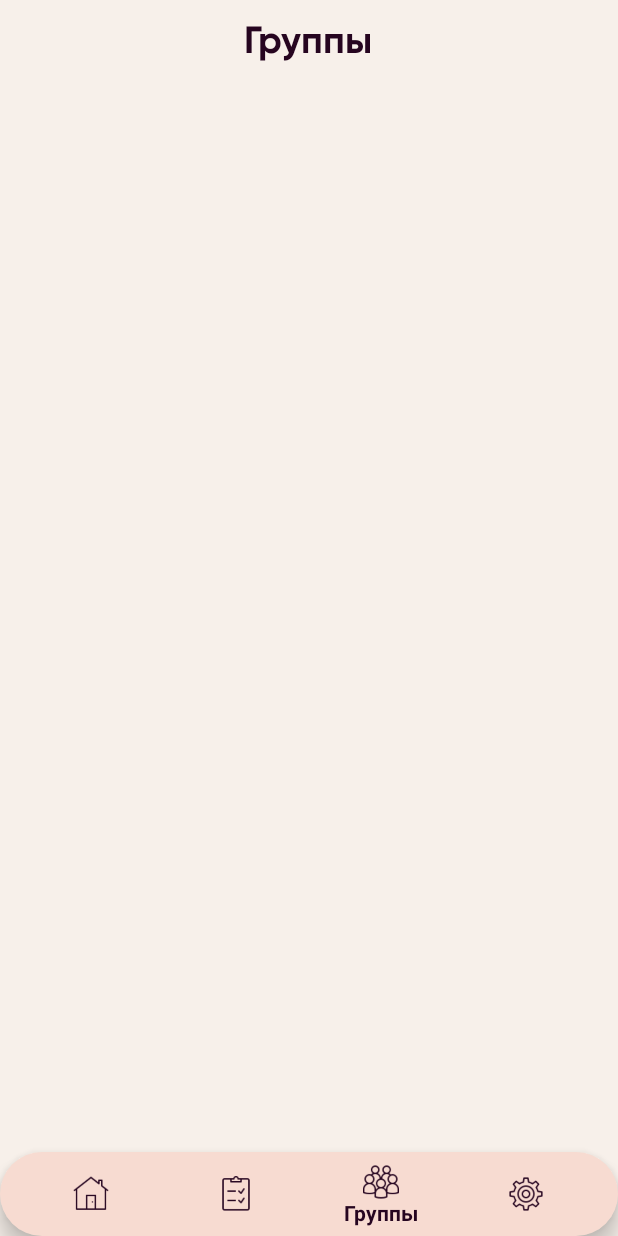
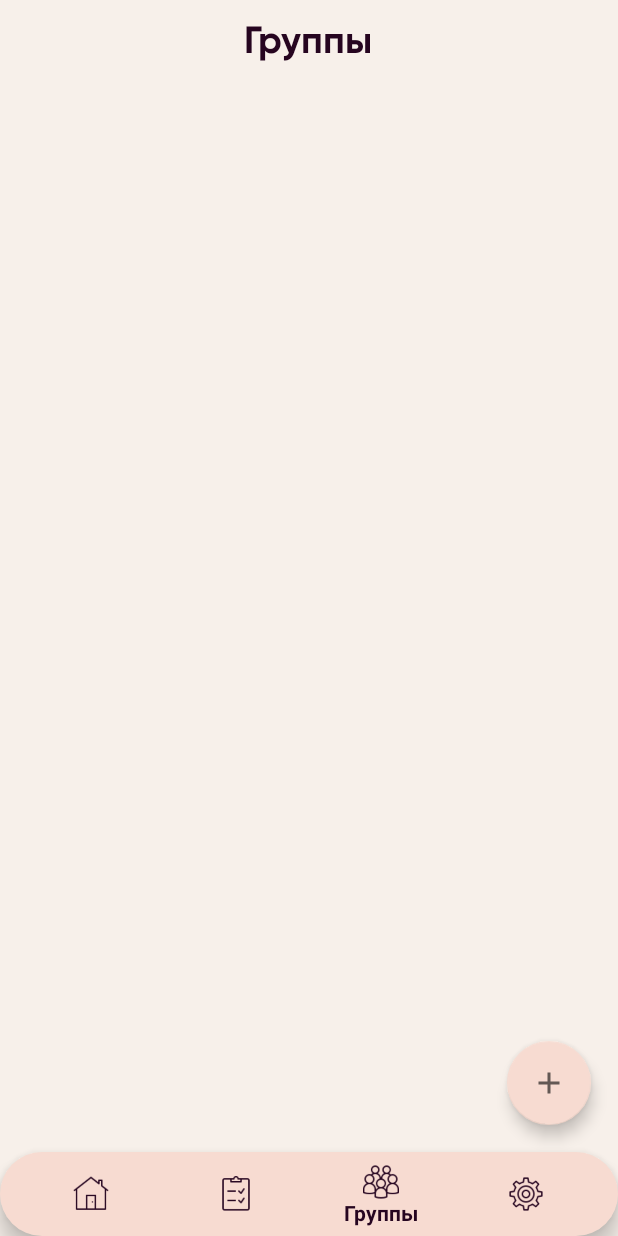
Before and after one commit to EddDoubleD/onlineSocialDiagnostic, an Android app: the screen it shows after launch (HomeActivity), item 3 of the bottom bar chosen, on a phone screen of 412 x 824 dp. Run offline under Robolectric (Android 15) with nearby library versions, the phone set to English and light mode, and no system bars; our stand-ins replace Firebase (no records; nobody signed in at launch, a user with empty details on screens opened directly); libraries missing offline, so code that uses them is left out: net.bohush.geometricprogressview.

Commit message:
group frame

```diff
--- a/app/src/main/java/ru/hardwork/onlinesocialdiagnosticapp/common/UIDataRouter.java
+++ b/app/src/main/java/ru/hardwork/onlinesocialdiagnosticapp/common/UIDataRouter.java
@@ -59,6 +59,10 @@ public class UIDataRouter {
      * Методика изучения коммуникативных и организаторских способностей
      */
     private static final int query_study_of_communication_skills = R.raw.query_study_of_communication_skills;
+    /**
+     * Методика исследование уровня эмпатийных тенденций
+     */
+    private static final int question_self_attitude_research = R.raw.question_self_attitude_research;
 
     public static ImmutableMap<Integer, Integer> questions = ImmutableMap.<Integer, Integer>builder()
             .put(0, question_default) // По умолчанию
@@ -72,6 +76,7 @@ public class UIDataRouter {
             .put(8, query_scale_of_neurosis) // Шкала невроза
             .put(9, query_motivation_to_achieve_success) // Диагностика мотивации к достижению успеха
             .put(10, query_study_of_communication_skills) // Методика изучения коммуникативных и организаторских способностей
+            .put(12, question_self_attitude_research)
             .build();
 
     public static int getResourceOrDefault(int id) {
--- a/app/src/main/java/ru/hardwork/onlinesocialdiagnosticapp/ui/activity/SettingsActivity.java
+++ b/app/src/main/java/ru/hardwork/onlinesocialdiagnosticapp/ui/activity/SettingsActivity.java
@@ -31,6 +31,11 @@ public class SettingsActivity extends AppCompatActivity {
             Common.currentUser = user;
             finish();
         });
+
+        Button drop = findViewById(R.id.drop);
+        drop.setOnClickListener(v -> {
+
+        });
     }
 
     @Override
--- a/app/src/main/java/ru/hardwork/onlinesocialdiagnosticapp/ui/fragment/GroupFragment.java
+++ b/app/src/main/java/ru/hardwork/onlinesocialdiagnosticapp/ui/fragment/GroupFragment.java
@@ -7,7 +7,10 @@ import android.view.ViewGroup;
 
 import androidx.fragment.app.Fragment;
 
+import com.google.android.material.floatingactionbutton.FloatingActionButton;
+
 import ru.hardwork.onlinesocialdiagnosticapp.R;
+import ru.hardwork.onlinesocialdiagnosticapp.scenery.ViewAnimation;
 
 /**
  * A simple {@link Fragment} subclass.
@@ -15,6 +18,9 @@ import ru.hardwork.onlinesocialdiagnosticapp.R;
  * create an instance of this fragment.
  */
 public class GroupFragment extends Fragment {
+
+    FloatingActionButton addButton, fabJoin, fabInvite;
+    boolean isRotate = false;
 
 
     public GroupFragment() {
@@ -40,6 +46,23 @@ public class GroupFragment extends Fragment {
     public View onCreateView(LayoutInflater inflater, ViewGroup container,
                              Bundle savedInstanceState) {
         // Inflate the layout for this fragment
-        return inflater.inflate(R.layout.fragment_group, container, false);
+        View view = inflater.inflate(R.layout.fragment_group, container, false);
+        addButton = view.findViewById(R.id.addButton);
+        fabJoin = view.findViewById(R.id.fabJoin);
+        fabInvite = view.findViewById(R.id.fabInvite);
+        ViewAnimation.init(fabJoin);
+        ViewAnimation.init(fabInvite);
+
+        addButton.setOnClickListener(v -> {
+            isRotate = ViewAnimation.rotateFab(v, !isRotate);
+            if(isRotate){
+                ViewAnimation.showIn(fabJoin);
+                ViewAnimation.showIn(fabInvite);
+            }else{
+                ViewAnimation.showOut(fabJoin);
+                ViewAnimation.showOut(fabInvite);
+            }
+        });
+        return view;
     }
 }
--- /dev/null
+++ b/app/src/main/res/drawable/ic_add.xml
@@ -0,0 +1,10 @@
+<vector xmlns:android="http://schemas.android.com/apk/res/android"
+    android:width="24dp"
+    android:height="24dp"
+    android:viewportWidth="24"
+    android:viewportHeight="24"
+    android:tint="?attr/colorControlNormal">
+  <path
+      android:fillColor="@android:color/white"
+      android:pathData="M19,13h-6v6h-2v-6H5v-2h6V5h2v6h6v2z"/>
+</vector>
--- a/app/src/main/res/layout/fragment_group.xml
+++ b/app/src/main/res/layout/fragment_group.xml
@@ -3,6 +3,8 @@
     xmlns:tools="http://schemas.android.com/tools"
     android:layout_width="match_parent"
     android:layout_height="match_parent"
+    xmlns:app="http://schemas.android.com/apk/res-auto"
+    android:background="@color/background"
     tools:context=".ui.fragment.GroupFragment">
 
     <TextView
@@ -16,6 +18,49 @@
         android:text="Группы"
         android:textColor="@color/plaintText"
         android:textSize="25sp"
-        android:textStyle="bold" />
+        android:textStyle="bold"
+        tools:ignore="HardcodedText" />
+
+    <LinearLayout
+        android:layout_width="wrap_content"
+        android:layout_height="wrap_content"
+        android:layout_gravity="bottom|end|right"
+        android:gravity="center_horizontal"
+        android:orientation="vertical"
+        android:visibility="visible"
+        tools:ignore="RtlHardcoded">
+
+        <com.google.android.material.floatingactionbutton.FloatingActionButton
+            android:id="@+id/fabJoin"
+            android:layout_width="wrap_content"
+            android:layout_height="wrap_content"
+            android:layout_margin="10dp"
+            android:src="@drawable/ic_man_window_paper_100"
+            app:backgroundTint="@color/background"
+            app:fabSize="mini"
+            app:rippleColor="@color/palePurple" />
+
+        <com.google.android.material.floatingactionbutton.FloatingActionButton
+            android:id="@+id/fabInvite"
+            android:layout_width="wrap_content"
+            android:layout_height="wrap_content"
+            android:layout_margin="10dp"
+            android:src="@drawable/ic_seed_of_life_100"
+            app:backgroundTint="@color/background"
+            app:fabSize="mini"
+            app:rippleColor="@color/palePurple" />
+
+        <com.google.android.material.floatingactionbutton.FloatingActionButton
+            android:id="@+id/addButton"
+            android:layout_width="wrap_content"
+            android:layout_height="wrap_content"
+            android:layout_marginLeft="18dp"
+            android:layout_marginTop="10dp"
+            android:layout_marginRight="18dp"
+            android:layout_marginBottom="18dp"
+            android:src="@drawable/ic_add"
+            app:fabSize="normal"
+            app:rippleColor="@color/mustard" />
+    </LinearLayout>
 
 </FrameLayout>
```
Also changed, not shown: app/build.gradle (+13 -3 lines), app/src/main/java/ru/hardwork/onlinesocialdiagnosticapp/factory/DecryptionViewModelFactory.java (+15 -0 lines), app/src/main/java/ru/hardwork/onlinesocialdiagnosticapp/factory/strategy/DecryptionStrategy.java (added, +16 -0 lines), app/src/main/java/ru/hardwork/onlinesocialdiagnosticapp/model/user/Invite.java (added, +91 -0 lines), app/src/main/java/ru/hardwork/onlinesocialdiagnosticapp/scenery/ViewAnimation.java (added, +59 -0 lines), app/src/main/res/layout/activity_settings.xml (+15 -2 lines), app/src/main/res/layout/fragment_account.xml (+4 -3 lines), app/src/main/res/raw/diagnostic_test.json (+4 -4 lines), app/src/main/res/raw/question_self_attitude_research.json (added, +224 -0 lines), app/src/main/res/drawable/ic_man_window_paper_100.png (added), app/src/main/res/drawable/ic_man_window_paper_50.png (added), app/src/main/res/drawable/ic_seed_of_life_100.png (added), app/src/main/res/drawable/ic_seed_of_life_50.png (added), app/src/main/res/drawable/ic_test_account_50.png (added).
